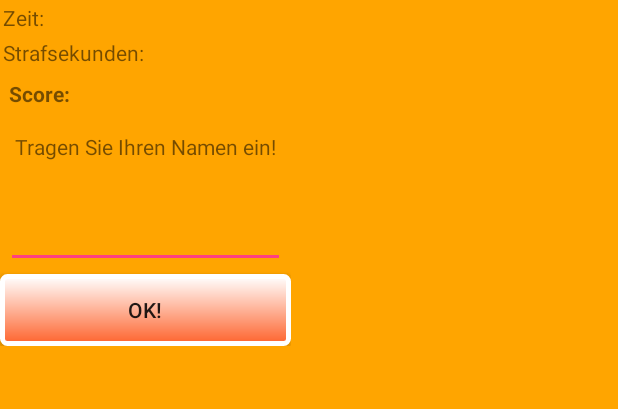
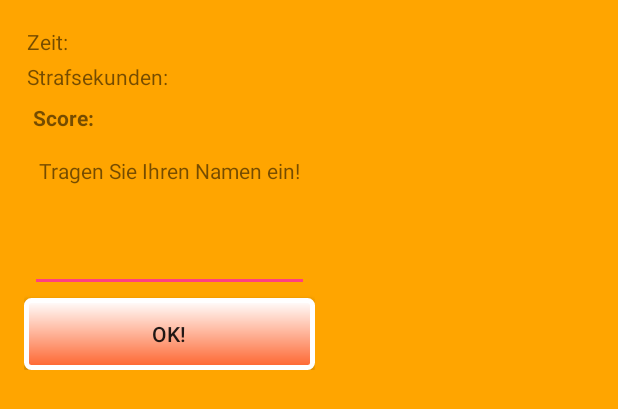
Before and after one commit to TommyEwald/Quick-E-Quiz, an Android app: the layout layout_highscore_dialog.xml on its own in the app's theme, with its tools: preview values and no code run, on a phone screen of 412 x 824 dp. Shown: the top 409 px of the screen. Run offline under Robolectric (Android 15) with nearby library versions, the phone set to English and light mode, and no system bars.

Commit message:
Padding im Dialog

```diff
--- a/app/src/main/res/layout/layout_highscore_dialog.xml
+++ b/app/src/main/res/layout/layout_highscore_dialog.xml
@@ -2,7 +2,8 @@
 <LinearLayout xmlns:android="http://schemas.android.com/apk/res/android"
 android:orientation="vertical"
 android:layout_width="wrap_content"
-android:layout_height="wrap_content">
+android:layout_height="wrap_content"
+android:padding="16dp">
     <TextView
         android:id="@+id/time"
         android:padding="2dp"
```
